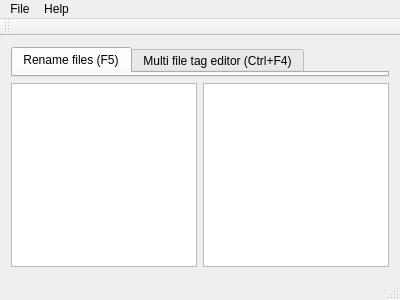
Old version of the form taggressive.ui in the repository keksi/tAggressive.
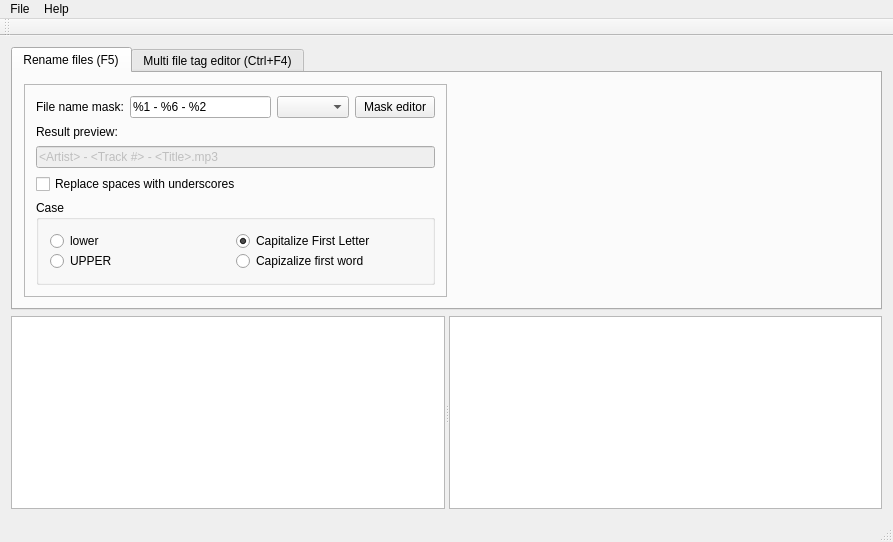
New version of the form.

Commit message: Added: Directory tree

Patch:
```diff
--- a/taggressive.ui
+++ b/taggressive.ui
@@ -6,17 +6,23 @@
    <rect>
     <x>0</x>
     <y>0</y>
-    <width>400</width>
-    <height>300</height>
+    <width>893</width>
+    <height>542</height>
    </rect>
   </property>
   <property name="windowTitle">
    <string>tAggressive v0.1beta</string>
   </property>
   <widget class="QWidget" name="centralWidget">
-   <layout class="QGridLayout" name="gridLayout">
-    <item row="1" column="0" colspan="2">
+   <layout class="QVBoxLayout" name="verticalLayout">
+    <item>
      <widget class="QTabWidget" name="tabWidget">
+      <property name="sizePolicy">
+       <sizepolicy hsizetype="Preferred" vsizetype="Maximum">
+        <horstretch>0</horstretch>
+        <verstretch>0</verstretch>
+       </sizepolicy>
+      </property>
       <property name="currentIndex">
        <number>0</number>
       </property>
@@ -24,19 +30,186 @@
        <attribute name="title">
         <string>Rename files (F5)</string>
        </attribute>
+       <layout class="QGridLayout" name="gridLayout_4">
+        <item row="0" column="0">
+         <widget class="QFrame" name="frame">
+          <property name="frameShape">
+           <enum>QFrame::StyledPanel</enum>
+          </property>
+          <property name="frameShadow">
+           <enum>QFrame::Raised</enum>
+          </property>
+          <layout class="QGridLayout" name="gridLayout_3">
+           <item row="0" column="0" colspan="2">
+            <widget class="QLabel" name="label">
+             <property name="text">
+              <string>File name mask:</string>
+             </property>
+            </widget>
+           </item>
+           <item row="0" column="2">
+            <widget class="QLineEdit" name="lineEdit">
+             <property name="text">
+              <string>%1 - %6 - %2</string>
+             </property>
+            </widget>
+           </item>
+           <item row="0" column="3">
+            <widget class="QComboBox" name="comboBox">
+             <property name="sizePolicy">
+              <sizepolicy hsizetype="Fixed" vsizetype="Fixed">
+               <horstretch>0</horstretch>
+               <verstretch>0</verstretch>
+              </sizepolicy>
+             </property>
+            </widget>
+           </item>
+           <item row="0" column="4">
+            <widget class="QPushButton" name="pushButton">
+             <property name="text">
+              <string>Mask editor</string>
+             </property>
+            </widget>
+           </item>
+           <item row="2" column="0" colspan="3">
+            <widget class="QLabel" name="label_2">
+             <property name="text">
+              <string>Result preview:</string>
+             </property>
+            </widget>
+           </item>
+           <item row="3" column="0" colspan="5">
+            <widget class="QLineEdit" name="lineEdit_2">
+             <property name="enabled">
+              <bool>false</bool>
+             </property>
+             <property name="text">
+              <string>&lt;Artist&gt; - &lt;Track #&gt; - &lt;Title&gt;.mp3</string>
+             </property>
+             <property name="readOnly">
+              <bool>true</bool>
+             </property>
+            </widget>
+           </item>
+           <item row="5" column="0" colspan="5">
+            <widget class="QGroupBox" name="groupBox">
+             <property name="title">
+              <string>Case</string>
+             </property>
+             <layout class="QGridLayout" name="gridLayout_2">
+              <property name="spacing">
+               <number>0</number>
+              </property>
+              <item row="0" column="0">
+               <widget class="QRadioButton" name="radioButton">
+                <property name="text">
+                 <string>lower</string>
+                </property>
+                <attribute name="buttonGroup">
+                 <string>buttonGroupCase</string>
+                </attribute>
+               </widget>
+              </item>
+              <item row="0" column="1">
+               <widget class="QRadioButton" name="radioButton_3">
+                <property name="text">
+                 <string>Capitalize First Letter</string>
+                </property>
+                <property name="checked">
+                 <bool>true</bool>
+                </property>
+                <attribute name="buttonGroup">
+                 <string>buttonGroupCase</string>
+                </attribute>
+               </widget>
+              </item>
+              <item row="1" column="0">
+               <widget class="QRadioButton" name="radioButton_2">
+                <property name="text">
+                 <string>UPPER</string>
+                </property>
+                <attribute name="buttonGroup">
+                 <string>buttonGroupCase</string>
+                </attribute>
+               </widget>
+              </item>
+              <item row="1" column="1">
+               <widget class="QRadioButton" name="radioButton_4">
+                <property name="text">
+                 <string>Capizalize first word</string>
+                </property>
+                <attribute name="buttonGroup">
+                 <string>buttonGroupCase</string>
+                </attribute>
+               </widget>
+              </item>
+             </layout>
+            </widget>
+           </item>
+           <item row="4" column="0" colspan="5">
+            <widget class="QCheckBox" name="checkBox">
+             <property name="text">
+              <string>Replace spaces with underscores</string>
+             </property>
+            </widget>
+           </item>
+          </layout>
+         </widget>
+        </item>
+        <item row="0" column="1">
+         <spacer name="horizontalSpacer">
+          <property name="orientation">
+           <enum>Qt::Horizontal</enum>
+          </property>
+          <property name="sizeHint" stdset="0">
+           <size>
+            <width>368</width>
+            <height>20</height>
+           </size>
+          </property>
+         </spacer>
+        </item>
+       </layout>
       </widget>
       <widget class="QWidget" name="tab_2">
        <attribute name="title">
         <string>Multi file tag editor (Ctrl+F4)</string>
        </attribute>
+       <layout class="QGridLayout" name="gridLayout">
+        <item row="0" column="0">
+         <spacer name="verticalSpacer">
+          <property name="orientation">
+           <enum>Qt::Vertical</enum>
+          </property>
+          <property name="sizeType">
+           <enum>QSizePolicy::Fixed</enum>
+          </property>
+          <property name="sizeHint" stdset="0">
+           <size>
+            <width>20</width>
+            <height>180</height>
+           </size>
+          </property>
+         </spacer>
+        </item>
+       </layout>
       </widget>
      </widget>
     </item>
-    <item row="2" column="0">
-     <widget class="QTreeView" name="treeView"/>
-    </item>
-    <item row="2" column="1">
-     <widget class="QTableView" name="tableView"/>
+    <item>
+     <widget class="QSplitter" name="splitter">
+      <property name="sizePolicy">
+       <sizepolicy hsizetype="Expanding" vsizetype="Expanding">
+        <horstretch>0</horstretch>
+        <verstretch>0</verstretch>
+       </sizepolicy>
+      </property>
+      <property name="orientation">
+       <enum>Qt::Horizontal</enum>
+      </property>
+      <widget class="QTreeView" name="fileTree"/>
+      <widget class="QTableView" name="tableView"/>
+     </widget>
     </item>
    </layout>
   </widget>
@@ -45,7 +218,7 @@
     <rect>
      <x>0</x>
      <y>0</y>
-     <width>400</width>
+     <width>893</width>
      <height>25</height>
     </rect>
    </property>
```
Left out of the diff: 3 changed lines with no effect on the pictures. The commit also changes 2 other files.
